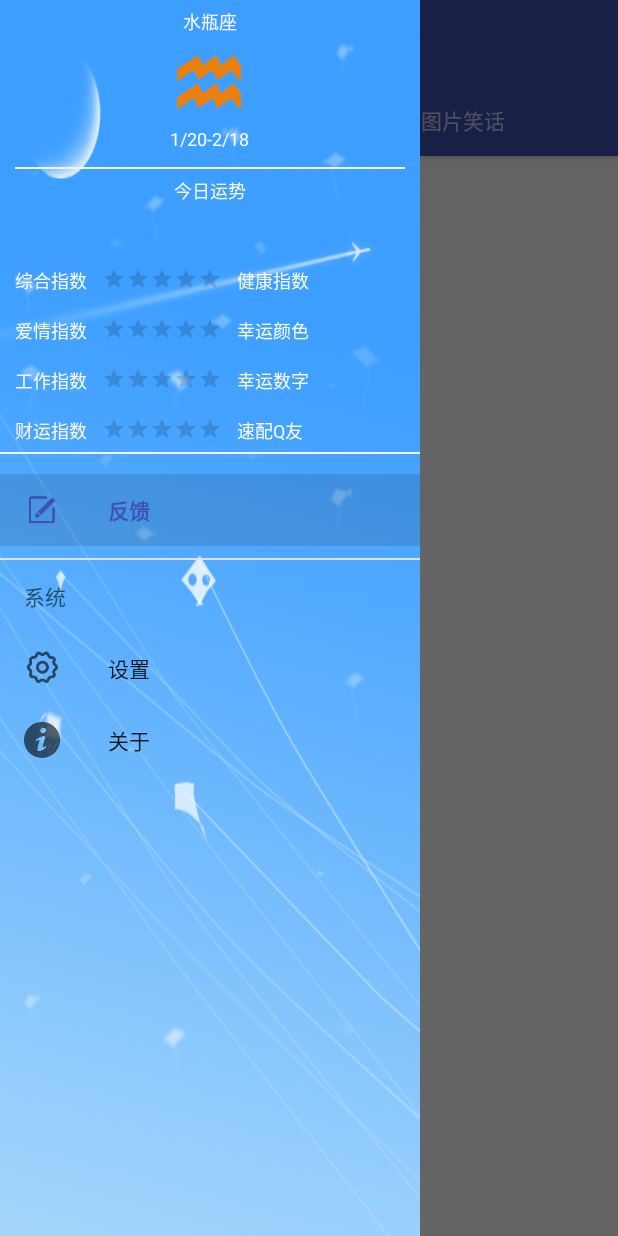
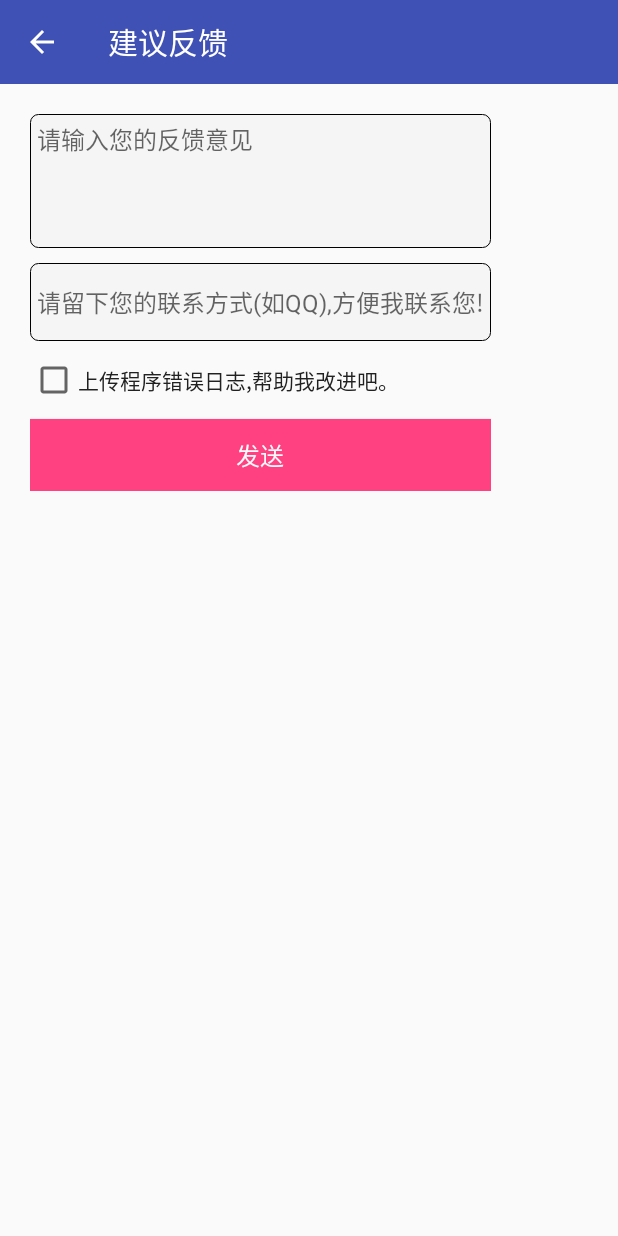
Before and after one commit to helengray/DayJoke, an Android app: the screen it shows after launch (MainActivity before the commit, FeedBackActivity after it), after a tap on "反馈", on a phone screen of 412 x 824 dp. Run offline under Robolectric (Android 15) with nearby library versions, the phone set to English and light mode, and no system bars; libraries missing offline, so code that uses them is left out: com.facebook.cache, com.facebook.common, com.facebook.drawee, com.facebook.imagepipeline, retrofit2.adapter.rxjava and 3 more; pictures from the network do not load; 16 statements that could not run were skipped; 3 other taps on this screen came first.

Commit message:
意见反馈功能

```diff
--- a/app/src/main/java/com/helen/dayjoke/api/APIService.java
+++ b/app/src/main/java/com/helen/dayjoke/api/APIService.java
@@ -1,10 +1,16 @@
 package com.helen.dayjoke.api;
 
+import com.helen.dayjoke.entity.BaseEn;
 import com.helen.dayjoke.entity.ConstellationEn;
+import com.helen.dayjoke.entity.FileBodyEn;
 import com.helen.dayjoke.entity.ResponseEn;
 
+import okhttp3.RequestBody;
+import retrofit2.http.Body;
 import retrofit2.http.GET;
 import retrofit2.http.Headers;
+import retrofit2.http.POST;
+import retrofit2.http.Path;
 import retrofit2.http.Query;
 import rx.Observable;
 
@@ -15,7 +21,7 @@ import rx.Observable;
 public interface APIService {
     String BASE_URL = "http://apis.baidu.com/";
 
-    @Headers({"Cache-Control: public, max-age=3600"})
+    @Headers("Cache-Control: public, max-age=3600")
     @GET("showapi_open_bus/showapi_joke/joke_text")
     Observable<ResponseEn> getTextJoke(@Query("page") String page);
 
@@ -26,4 +32,11 @@ public interface APIService {
     @Headers("Cache-Control: public, max-age=43200")//12小时
     @GET("bbtapi/constellation/constellation_query")
     Observable<ConstellationEn> getConstellation(@Query("consName") String consName,@Query("type") String type);
+
+    //Bomb api
+    @POST("https://api.bmob.cn/2/files/{fileName}")
+    Observable<FileBodyEn> postFileUpload(@Path("fileName") String fileName, @Body RequestBody file);
+
+    @POST("https://api.bmob.cn/1/classes/{tableName}")
+    Observable<BaseEn> postFeedback(@Path("tableName") String simpleClassName, @Body RequestBody feedBack);
 }
--- a/app/src/main/java/com/helen/dayjoke/api/interceptor/NetworkInterceptor.java
+++ b/app/src/main/java/com/helen/dayjoke/api/interceptor/NetworkInterceptor.java
@@ -21,6 +21,8 @@ public class NetworkInterceptor implements Interceptor {
         Request request = chain.request();
         Request.Builder builder = request.newBuilder();
         builder.addHeader("apikey","cd3546573f9f857c77f603aaa5f004f2");
+        builder.addHeader("X-Bmob-Application-Id","893c2b4926e7201960116466fa76d2ca");
+        builder.addHeader("X-Bmob-REST-API-Key","4688fb9639a6d64fae95f36f28f07a40");
         if(!EnvironmentUtil.isNetworkConnected()){
             builder.cacheControl(CacheControl.FORCE_CACHE);
         }
--- /dev/null
+++ b/app/src/main/java/com/helen/dayjoke/ui/activity/FeedBackActivity.java
@@ -0,0 +1,159 @@
+package com.helen.dayjoke.ui.activity;
+
+import android.content.Context;
+import android.content.Intent;
+import android.os.Bundle;
+import android.support.annotation.Nullable;
+import android.text.TextUtils;
+import android.view.View;
+import android.widget.Button;
+import android.widget.CheckBox;
+import android.widget.EditText;
+
+import com.helen.dayjoke.R;
+import com.helen.dayjoke.api.APIManager;
+import com.helen.dayjoke.api.APIService;
+import com.helen.dayjoke.entity.BaseEn;
+import com.helen.dayjoke.entity.BmobFile;
+import com.helen.dayjoke.entity.FeedBack;
+import com.helen.dayjoke.entity.FileBodyEn;
+import com.helen.dayjoke.ui.application.Constant;
+import com.helen.dayjoke.utils.EnvironmentUtil;
+import com.helen.dayjoke.utils.ToastUtil;
+
+import java.io.File;
+
+import okhttp3.RequestBody;
+import rx.Observable;
+import rx.Subscriber;
+import rx.android.schedulers.AndroidSchedulers;
+import rx.functions.Func1;
+import rx.schedulers.Schedulers;
+
+/**
+ * Created by 李晓伟 on 2016/5/5.
+ *
+ */
+public class FeedBackActivity extends TitlebarActivity implements View.OnClickListener{
+
+    public static void launcher(Context context){
+        context.startActivity(new Intent(context,FeedBackActivity.class));
+    }
+
+    private EditText mEditTextContent;
+    private EditText mEditTextContact;
+    private CheckBox mCheckBox;
+    private Button mBtnSend;
+
+    @Override
+    protected void onCreate(@Nullable Bundle savedInstanceState) {
+        super.onCreate(savedInstanceState);
+        setContentView(R.layout.activity_feedback);
+        setTitle(R.string.title_feedback);
+        initView();
+    }
+
+    private APIService mAPIService;
+    private void initView() {
+        mEditTextContent = (EditText) findViewById(R.id.et_feedback_content);
+        mEditTextContact = (EditText) findViewById(R.id.et_contact);
+        mCheckBox = (CheckBox) findViewById(R.id.cb_upload_log);
+        mBtnSend = (Button) findViewById(R.id.btn_send);
+        mBtnSend.setOnClickListener(this);
+        mAPIService = APIManager.getInstance().getAPIService();
+    }
+
+    @Override
+    public void onClick(View v) {
+        switch (v.getId()){
+            case R.id.btn_send:
+                send();
+                break;
+            default:break;
+        }
+    }
+
+    /**
+     * 发送
+     */
+    private void send() {
+        final String content = mEditTextContent.getText().toString().trim();
+        final String contact = mEditTextContact.getText().toString();
+        if(TextUtils.isEmpty(content)){
+            ToastUtil.showToast(this,R.string.hint_input_feedback);
+            return;
+        }
+        boolean isUploadLog = mCheckBox.isChecked();
+        FeedBack feedBack = new FeedBack();
+        feedBack.setContent(content);
+        feedBack.setContact(contact);
+        File logFile = null;
+        if(isUploadLog){
+            logFile = new File(EnvironmentUtil.getCacheFile() + File.separator + Constant.CACHE_LOG,Constant.LOG_FILE_NAME);
+        }
+        upload(feedBack,logFile);
+    }
+
+    private Subscriber<BaseEn> mSubscriber;
+
+    /**
+     * 上传
+     */
+    private void upload(final FeedBack feedBack , File logFile){
+        if(mSubscriber == null || mSubscriber.isUnsubscribed()){
+            mSubscriber = new Subscriber<BaseEn>() {
+                @Override
+                public void onCompleted() {
+
+                }
+
+                @Override
+                public void onError(Throwable e) {
+                }
+
+                @Override
+                public void onNext(BaseEn o) {
+                    ToastUtil.showToast(FeedBackActivity.this,getString(R.string.thanks_to_feedback));
+                }
+            };
+        }
+        if(logFile != null && logFile.exists()) {
+            RequestBody requestBody = RequestBody.create(Constant.TEXT,logFile);
+            mAPIService.postFileUpload(logFile.getName(),requestBody)
+                    .flatMap(new Func1<FileBodyEn, Observable<BaseEn>>() {
+                        @Override
+                        public Observable<BaseEn> call(FileBodyEn fileBodyEn) {
+                            BmobFile bmobFile = new BmobFile(fileBodyEn.getFilename(),fileBodyEn.getCdn(),fileBodyEn.getUrl());
+                            feedBack.setFileLog(bmobFile);
+                            return doPostFeedback(feedBack);
+                        }
+                    })
+                    .subscribeOn(Schedulers.io())
+                    .observeOn(AndroidSchedulers.mainThread())
+                    .subscribe(mSubscriber);
+        }else{
+            feedBack.setFileLog(null);
+
+            doPostFeedback(feedBack)
+                    .subscribeOn(Schedulers.io())
+                    .observeOn(AndroidSchedulers.mainThread())
+                    .subscribe(mSubscriber);
+        }
+    }
+
+    /**
+     * 执行
+     */
+    private Observable<BaseEn> doPostFeedback(FeedBack feedBack){
+        RequestBody feedbackBody = RequestBody.create(Constant.JSON, feedBack.toString());
+        return mAPIService.postFeedback(FeedBack.class.getSimpleName(),feedbackBody);
+    }
+
+    @Override
+    protected void onDestroy() {
+        super.onDestroy();
+        if(mSubscriber != null && !mSubscriber.isUnsubscribed()){
+            mSubscriber.unsubscribe();
+        }
+    }
+}
--- a/app/src/main/java/com/helen/dayjoke/ui/activity/MainActivity.java
+++ b/app/src/main/java/com/helen/dayjoke/ui/activity/MainActivity.java
@@ -189,6 +189,9 @@ public class MainActivity extends BaseActivity implements NavigationView.OnNavig
             //
         }else if(id == R.id.nav_setting){
             SettingActivity.launcher(this, Constant.REQ_CODE_CONS_CHANGE);
+        }else if(id == R.id.nav_feedback){
+            FeedBackActivity.launcher(this);
+            mDrawerLayout.closeDrawer(GravityCompat.START);
         }
         return true;
     }
--- /dev/null
+++ b/app/src/main/java/com/helen/dayjoke/ui/activity/TitlebarActivity.java
@@ -0,0 +1,61 @@
+package com.helen.dayjoke.ui.activity;
+
+import android.os.Bundle;
+import android.support.annotation.LayoutRes;
+import android.support.annotation.Nullable;
+import android.support.v7.widget.Toolbar;
+import android.view.LayoutInflater;
+import android.view.MenuItem;
+import android.view.View;
+import android.widget.RelativeLayout;
+
+import com.helen.dayjoke.R;
+
+/**
+ * Created by 李晓伟 on 2016/5/5.
+ *
+ */
+public class TitlebarActivity extends BaseActivity{
+    private Toolbar mToolbar;
+    @Override
+    protected void onCreate(@Nullable Bundle savedInstanceState) {
+        super.onCreate(savedInstanceState);
+    }
+
+    @Override
+    public void setContentView(@LayoutRes int layoutResID) {
+        View v = LayoutInflater.from(this).inflate(layoutResID,null);
+        setContentView(v);
+    }
+
+    @Override
+    public void setContentView(View view) {
+        View titleView = LayoutInflater.from(this).inflate(R.layout.title_layout,null);
+
+        mToolbar = (Toolbar) titleView.findViewById(R.id.toolbar);
+        setSupportActionBar(mToolbar);
+        RelativeLayout layoutContent = (RelativeLayout) titleView.findViewById(R.id.layout_content);
+        layoutContent.addView(view);
+
+        super.setContentView(titleView);
+    }
+
+    @Override
+    public void setTitle(CharSequence title) {
+        mToolbar.setTitle(title);
+    }
+
+    @Override
+    public void setTitle(int titleId) {
+        mToolbar.setTitle(titleId);
+    }
+
+    @Override
+    public boolean onOptionsItemSelected(MenuItem item) {
+        if(item.getItemId() == android.R.id.home){
+            onBackPressed();
+            return true;
+        }
+        return super.onOptionsItemSelected(item);
+    }
+}
--- a/app/src/main/java/com/helen/dayjoke/ui/application/Constant.java
+++ b/app/src/main/java/com/helen/dayjoke/ui/application/Constant.java
@@ -1,6 +1,8 @@
 package com.helen.dayjoke.ui.application;
 
 import com.facebook.common.util.ByteConstants;
+
+import okhttp3.MediaType;
 
 /**
  * Created by 李晓伟 on 2016/5/5.
@@ -13,10 +15,21 @@ public class Constant {
     public static final String CACHE_IMAGE = "image_cache";
     /**图片保存文件夹-系统文件夹Pictures下*/
     public static final String IMAGE_SAVE_PATH = "dayjoke";
+    /**崩溃日志文件夹*/
+    public static final String CACHE_LOG = "crash";
+    /**崩溃文件名称*/
+    public static final String LOG_FILE_NAME = "AppCrash.log";
+    /**日志文件最大大小*/
+    public static final int LOG_MAX_SIZE = ByteConstants.MB;//1M
+
     public static final long MAX_CACHE_SIZE = 100 * ByteConstants.MB;
     public static final long LOW_CACHE_SIZE = 50 * ByteConstants.MB;
     public static final long VERY_LOW_CACHE_SIZE = 10 * ByteConstants.MB;
     public static final int REQ_CODE_CONS_CHANGE = 1000;
     /**保存星座索引的key*/
     public static final String KEY_CONSTELLATION_INDEX = "KEY_CONSTELLATION_INDEX";
+    /**RequestBody 文本格式*/
+    public static final MediaType TEXT = MediaType.parse("text/plain");
+    /**RequestBody Json格式*/
+    public static final MediaType JSON = MediaType.parse("application/json");
 }
--- /dev/null
+++ b/app/src/main/res/drawable/bg_btn.xml
@@ -0,0 +1,5 @@
+<?xml version="1.0" encoding="utf-8"?>
+<selector xmlns:android="http://schemas.android.com/apk/res/android">
+    <item android:state_pressed="true" android:drawable="@color/Red_A200"/>
+    <item android:drawable="@color/colorAccent"/>
+</selector>
--- /dev/null
+++ b/app/src/main/res/drawable/border.xml
@@ -0,0 +1,7 @@
+<?xml version="1.0" encoding="utf-8"?>
+<shape xmlns:android="http://schemas.android.com/apk/res/android" android:shape="rectangle">
+    <corners android:radius="5dp"/>
+    <solid android:color="@color/Grey_100"/>
+    <stroke android:width="0.5dp"/>
+    <padding android:bottom="5dp" android:left="5dp" android:right="5dp" android:top="5dp"/>
+</shape>
--- /dev/null
+++ b/app/src/main/res/layout/activity_feedback.xml
@@ -0,0 +1,47 @@
+<?xml version="1.0" encoding="utf-8"?>
+<LinearLayout
+    xmlns:android="http://schemas.android.com/apk/res/android"
+    android:orientation="vertical"
+    android:padding="20dp"
+    android:layout_width="match_parent"
+    android:layout_height="match_parent">
+    <EditText
+        android:id="@+id/et_feedback_content"
+        android:layout_width="match_parent"
+        android:layout_height="wrap_content"
+        android:inputType="textMultiLine"
+        style="@style/TitleStyle"
+        android:background="@drawable/border"
+        android:lines="4"
+        android:hint="@string/hint_input_feedback"
+        android:gravity="top"
+        />
+
+    <EditText
+        android:id="@+id/et_contact"
+        android:layout_width="match_parent"
+        android:layout_height="wrap_content"
+        android:inputType="textMultiLine"
+        android:lines="2"
+        android:background="@drawable/border"
+        android:layout_marginTop="10dp"
+        style="@style/TitleStyle"
+        android:hint="@string/hint_input_contact"
+        />
+    <CheckBox
+        android:id="@+id/cb_upload_log"
+        android:layout_width="match_parent"
+        android:layout_height="wrap_content"
+        android:layout_marginTop="10dp"
+        android:text="@string/hint_upload_log"
+        style="@style/SubheadStyle"
+        />
+    <Button
+        android:id="@+id/btn_send"
+        android:layout_width="match_parent"
+        android:layout_height="wrap_content"
+        android:layout_marginTop="10dp"
+        style="@style/TitleStyle.Light"
+        android:background="@drawable/bg_btn"
+        android:text="@string/send"/>
+</LinearLayout>
--- /dev/null
+++ b/app/src/main/res/layout/title_layout.xml
@@ -0,0 +1,26 @@
+<?xml version="1.0" encoding="utf-8"?>
+<LinearLayout
+    xmlns:android="http://schemas.android.com/apk/res/android"
+    xmlns:app="http://schemas.android.com/apk/res-auto"
+    android:layout_width="match_parent"
+    android:layout_height="match_parent"
+    android:orientation="vertical"
+    android:theme="@style/AppTheme.AppBarOverlay"
+    >
+
+    <android.support.v7.widget.Toolbar
+        android:id="@+id/toolbar"
+        android:layout_width="match_parent"
+        android:layout_height="?attr/actionBarSize"
+        android:background="?attr/colorPrimary"
+        app:layout_scrollFlags="scroll|enterAlways"
+        app:logoDescription="@string/app_name"
+        app:navigationIcon="?attr/homeAsUpIndicator"
+        app:popupTheme="@style/AppTheme.PopupOverlay"/>
+
+    <RelativeLayout
+        android:id="@+id/layout_content"
+        android:layout_width="match_parent"
+        android:layout_height="match_parent">
+    </RelativeLayout>
+</LinearLayout>
--- a/app/src/main/res/menu/activity_main_drawer.xml
+++ b/app/src/main/res/menu/activity_main_drawer.xml
@@ -1,9 +1,9 @@
 <?xml version="1.0" encoding="utf-8"?>
 <menu xmlns:android="http://schemas.android.com/apk/res/android">
 
-    <group android:checkableBehavior="single">
+    <group android:checkableBehavior="none">
         <item
-            android:id="@+id/nav_camera"
+            android:id="@+id/nav_feedback"
             android:icon="@drawable/ic_menu_feedback"
             android:title="@string/feedback" />
     </group>
--- a/app/src/main/res/values/strings.xml
+++ b/app/src/main/res/values/strings.xml
@@ -32,6 +32,14 @@
     <string name="your_constellation">你的星座：</string>
     <string name="clear_cache">清理缓存(%sM)</string>
     <string name="feedback">反馈</string>
+    <string name="clear_cache_error">清理过程出现异常</string>
+    <string name="clear_done">清理完成</string>
+    <string name="title_feedback">建议反馈</string>
+    <string name="hint_input_feedback">请输入您的反馈意见</string>
+    <string name="hint_input_contact">请留下您的联系方式(如QQ),方便我联系您!</string>
+    <string name="hint_upload_log">上传程序错误日志,帮助我改进吧。</string>
+    <string name="send">发送</string>
+    <string name="thanks_to_feedback">提交成功,感谢您的建议!</string>
 
 
 </resources>
```
Also changed, not shown: app/src/main/AndroidManifest.xml (+7 -0 lines), app/src/main/java/com/helen/dayjoke/entity/BmobFile.java (added, +57 -0 lines), app/src/main/java/com/helen/dayjoke/entity/FeedBack.java (added, +43 -0 lines), app/src/main/java/com/helen/dayjoke/entity/FileBodyEn.java (added, +44 -0 lines), app/src/main/java/com/helen/dayjoke/ui/activity/SettingActivity.java (+4 -24 lines), app/src/main/java/com/helen/dayjoke/ui/application/HCrashHandler.java (+7 -8 lines), app/src/main/res/layout/activity_setting.xml (+39 -53 lines).
